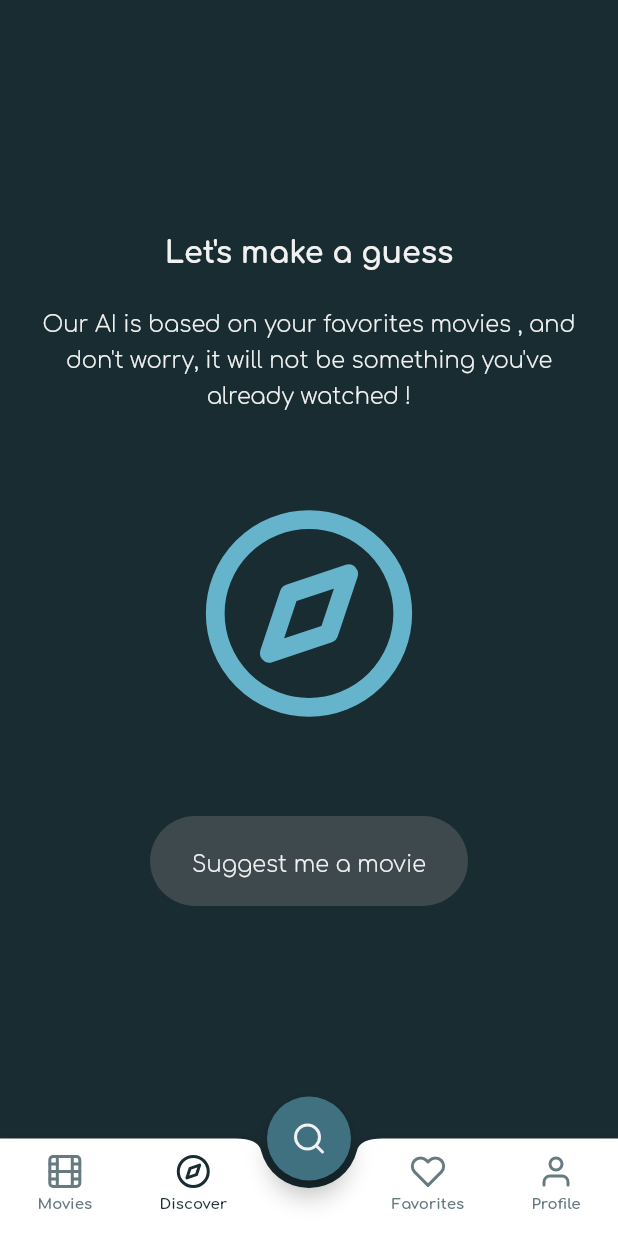
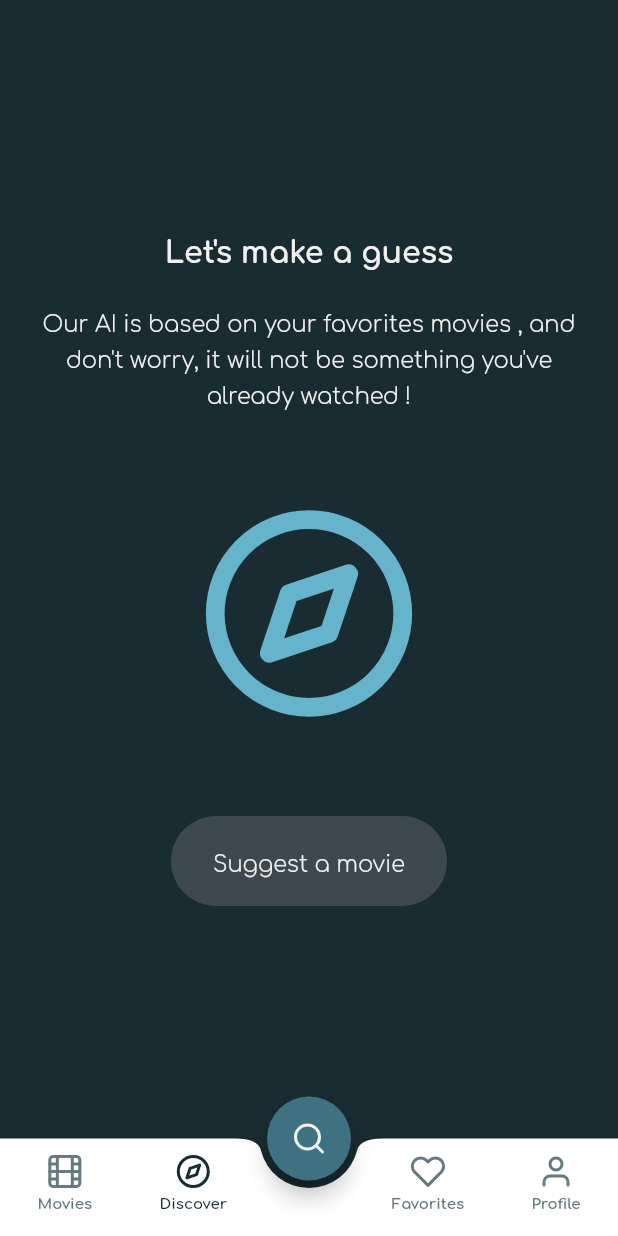
Before and after one commit to Vavart/cineflix, a Flutter app: the screen it shows after launch, item 2 of the bottom bar chosen, on a phone screen of 412 x 824 dp. Run offline on Flutter 3.47's test engine with Material 2 defaults, Android fonts, the phone set to English and light mode, and no system bars; our stand-ins replace feather_icons, flutter_dotenv, share_plus, shared_preferences; statements that could not run were skipped.

```diff
--- a/lib/pages/favorites.dart
+++ b/lib/pages/favorites.dart
@@ -134,7 +134,7 @@ class FavoritesStage extends State<Favorites> with TickerProviderStateMixin {
 
     // Display a snackbar to provide feedback to the user (favorite added / removed) and allow him to undo
     final snackBar = SnackBar(
-      backgroundColor: BaseStyles.candy,
+      backgroundColor: BaseStyles.darkShade_1,
       content: Text(
           "${_favoriteMoviesData[movieIndex].original_title} has been removed from your favorites",
           style: BaseStyles.snackBarText),
@@ -173,13 +173,13 @@ class FavoritesStage extends State<Favorites> with TickerProviderStateMixin {
 
     // Display a snackbar to provide feedback to the user (watched added / removed) and allow him to undo
     final snackBar = SnackBar(
-      backgroundColor: BaseStyles.candy,
+      backgroundColor: BaseStyles.darkShade_1,
       content: Text(
           "${_watchedMoviesData[movieIndex].original_title} has been removed from your watch list",
           style: BaseStyles.snackBarText),
       behavior: SnackBarBehavior.floating,
       action: SnackBarAction(
-        textColor: BaseStyles.darkBlue,
+        textColor: BaseStyles.lightBlue,
         label: 'Undo',
         onPressed: () {
           // Add the deleted movie into the list of all watched movies id
--- a/lib/pages/movie_detail.dart
+++ b/lib/pages/movie_detail.dart
@@ -131,10 +131,12 @@ class MovieDetailState extends State<MovieDetail> {
     // Show a snackbar to inform the user that the movie has been added to the favorite list
     ScaffoldMessenger.of(context).showSnackBar(
       SnackBar(
+        backgroundColor: BaseStyles.darkShade_1,
         content: Text(
           _isFavorite
               ? "${movie.original_title} has been added to your favorite list"
               : "${movie.original_title} has been removed from your favorite list",
+          style: BaseStyles.snackBarText,
         ),
       ),
     );
@@ -159,7 +161,7 @@ class MovieDetailState extends State<MovieDetail> {
     // Show a snackbar to inform the user that the movie has been added to the watched list
     ScaffoldMessenger.of(context).showSnackBar(
       SnackBar(
-        backgroundColor: BaseStyles.candy,
+        backgroundColor: BaseStyles.darkShade_1,
         content: Text(
           _isWatched
               ? "${movie.original_title} has been added to your watched list"
--- a/lib/pages/recommandation.dart
+++ b/lib/pages/recommandation.dart
@@ -387,7 +387,7 @@ class RecommandationState extends State<Recommandation> {
         padding: const EdgeInsets.symmetric(
             vertical: BaseStyles.spacing_2, horizontal: BaseStyles.spacing_3),
         child: Text(
-          "Suggest me a movie",
+          "Suggest a movie",
           style: BaseStyles.text,
         ),
       ),
--- a/lib/styles/base.dart
+++ b/lib/styles/base.dart
@@ -105,7 +105,7 @@ class BaseStyles {
   static TextStyle snackBarText = TextStyle(
       fontFamily: fontFamily,
       fontSize: smallTextSize,
-      color: primaryColor,
+      color: white,
       fontWeight: FontWeight.w700,
       height: 1.6);
 
```
Also changed, not shown: pubspec.yaml (+7 -0 lines), assets/icons/cineflix.png (added), assets/splashscreen/splashscreen.png (added), pubspec.lock, 80 other files.
